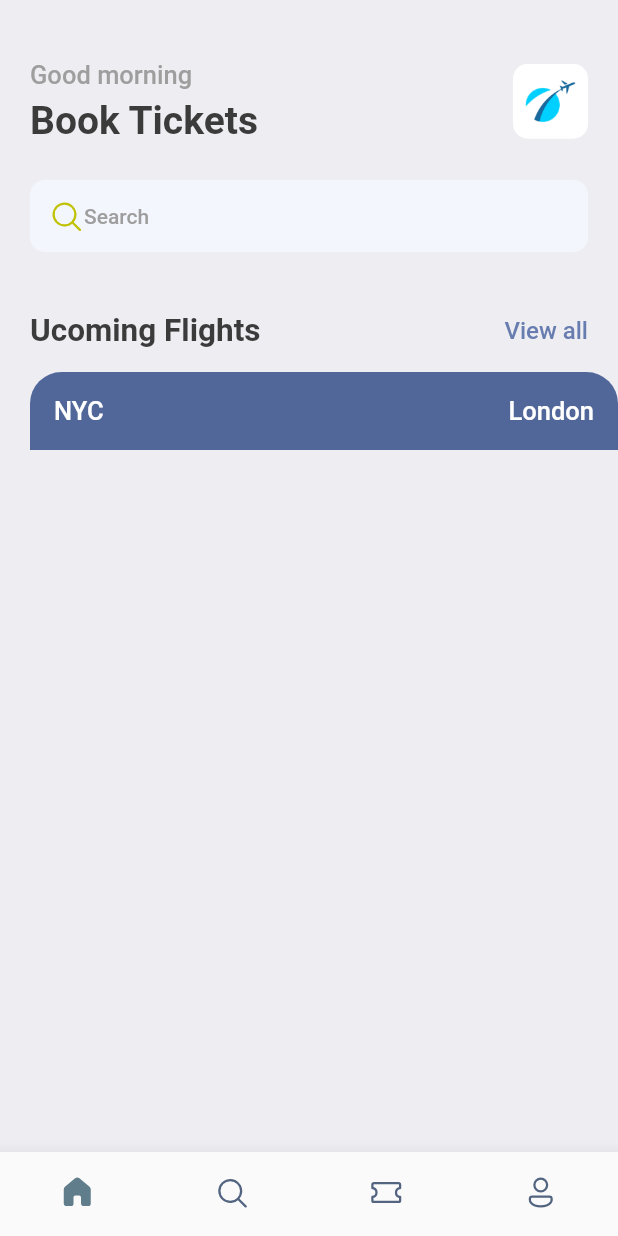
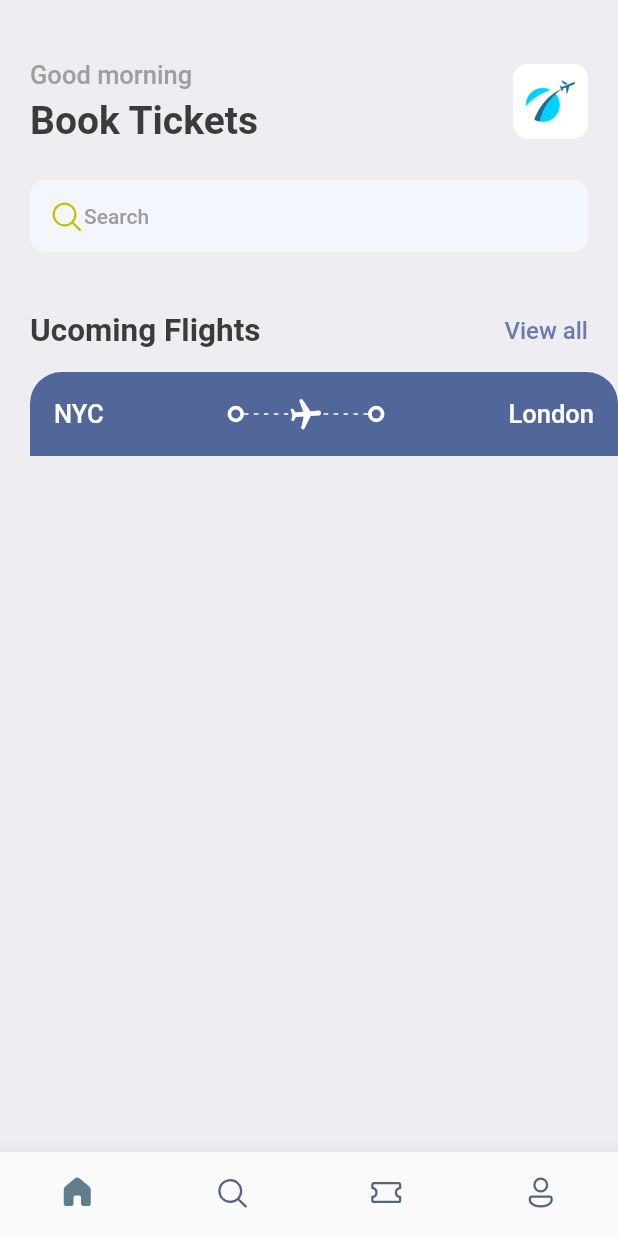
Before and after one commit to zuno04/booktickets, a Flutter app: the screen it shows after launch, on a phone screen of 412 x 824 dp. Run offline on Flutter 3.47's test engine with Material 2 defaults, Android fonts, the phone set to English and light mode, and no system bars; our stand-ins replace fluentui_icons, gap.

Commit message:
still on ticket_view.dart

```diff
--- a/lib/screens/ticket_view.dart
+++ b/lib/screens/ticket_view.dart
@@ -1,5 +1,6 @@
 import 'package:booktickets/utils/app_layout.dart';
 import 'package:booktickets/utils/app_styles.dart';
+import 'package:booktickets/widgets/thick_container.dart';
 import 'package:flutter/material.dart';
 
 class TicketView extends StatelessWidget {
@@ -19,16 +20,65 @@ class TicketView extends StatelessWidget {
             Container(
               decoration: const BoxDecoration(
                 color: Color(0xFF526799),
-                borderRadius: BorderRadius.only(topLeft: Radius.circular(21), topRight: Radius.circular(21)),
+                borderRadius: BorderRadius.only(
+                    topLeft: Radius.circular(21),
+                    topRight: Radius.circular(21)),
               ),
               padding: const EdgeInsets.all(16),
               child: Column(
                 children: [
                   Row(
                     children: [
-                      Text("NYC", style: Styles.headLineStyle3.copyWith(color: Colors.white)),
-                      const Spacer(),
-                      Text("London", style: Styles.headLineStyle3.copyWith(color: Colors.white)),
+                      Text("NYC",
+                          style: Styles.headLineStyle3
+                              .copyWith(color: Colors.white)),
+                      Expanded(child: Container()),
+                      const ThickContainer(),
+                      Expanded(
+                        child: Stack(
+                          children: [
+                            SizedBox(
+                              height: 24,
+                              child: LayoutBuilder(
+                                builder: (BuildContext context,
+                                    BoxConstraints constraints) {
+                                  return Flex(
+                                    direction: Axis.horizontal,
+                                    mainAxisAlignment:
+                                    MainAxisAlignment.spaceBetween,
+                                    mainAxisSize: MainAxisSize.max,
+                                    children: List.generate(
+                                      (constraints.constrainWidth() / 6).floor(),
+                                          (index) => const SizedBox(
+                                        width: 3,
+                                        height: 1,
+                                        child: DecoratedBox(
+                                          decoration:
+                                          BoxDecoration(color: Colors.white),
+                                        ),
+                                      ),
+                                    ),
+                                  );
+                                },
+                              ),
+                            ),
+                            Center(
+                              child: Transform.rotate(
+                                angle: 1.5,
+                                child: const Icon(
+                                  Icons.local_airport_rounded,
+                                  color: Colors.white,
+                                ),
+                              ),
+                            ),
+                          ],
+                        ),
+                      ),
+                      const ThickContainer(),
+                      Expanded(child: Container()),
+                      Text("London",
+                          style: Styles.headLineStyle3
+                              .copyWith(color: Colors.white)),
                     ],
                   ),
                 ],
--- /dev/null
+++ b/lib/widgets/thick_container.dart
@@ -0,0 +1,16 @@
+import 'package:flutter/material.dart';
+
+class ThickContainer extends StatelessWidget {
+  const ThickContainer({Key? key}) : super(key: key);
+
+  @override
+  Widget build(BuildContext context) {
+    return Container(
+      padding: EdgeInsets.all(3.0),
+      decoration: BoxDecoration(
+        borderRadius: BorderRadius.circular(20),
+        border: Border.all(width: 2.5, color: Colors.white)
+      ),
+    );
+  }
+}
```
